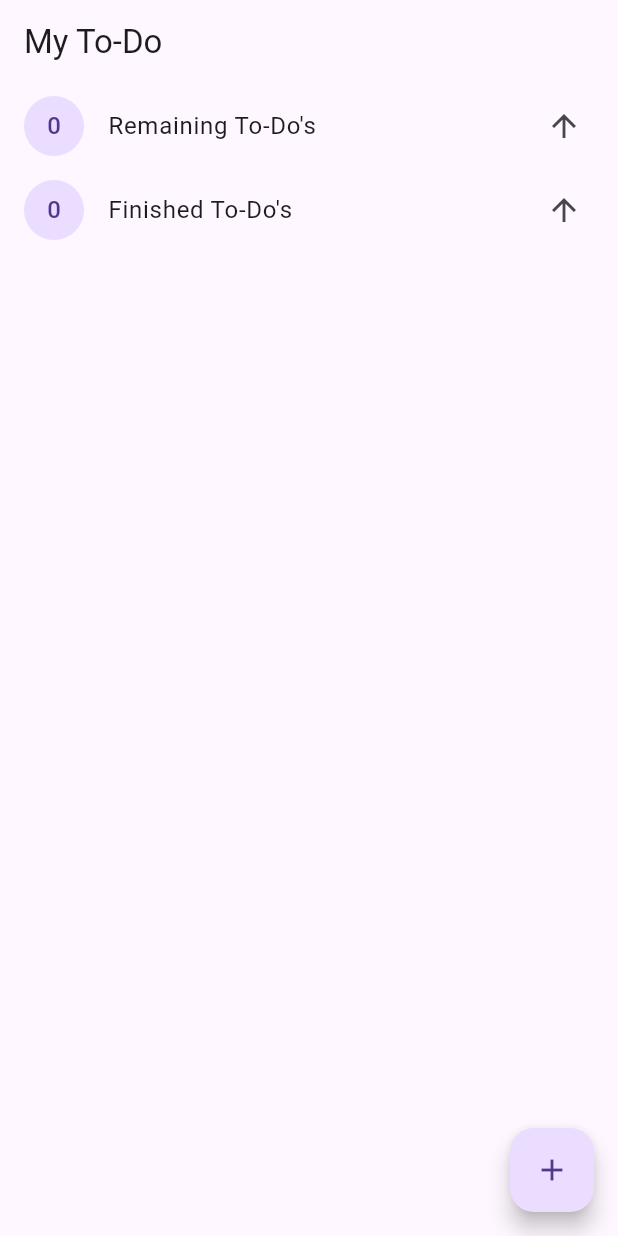
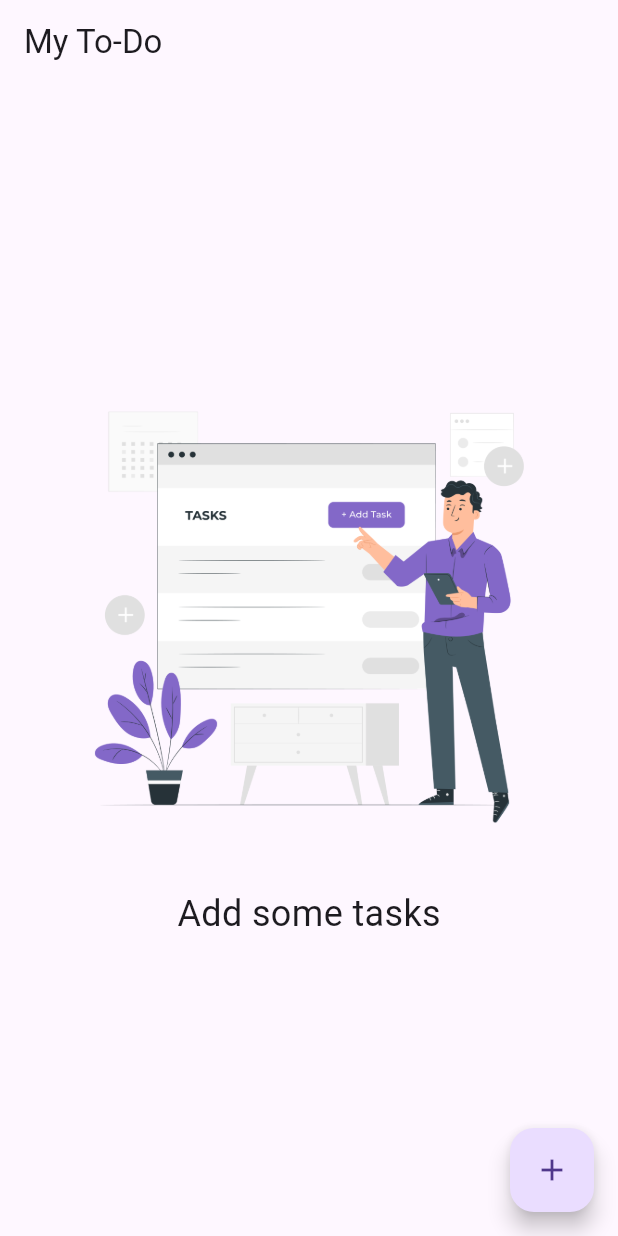
Before and after one commit to chauhan2b/todo_app, a Flutter app: the screen it shows after launch, on a phone screen of 412 x 824 dp. Run offline on Flutter 3.47's test engine with Material 2 defaults, Android fonts, the phone set to English and light mode, and no system bars; our stand-ins replace firebase_core, flutter_riverpod, go_router, rxdart; accounts and stored records are empty.

Commit message:
add new todo screen

```diff
--- a/lib/routing/go_router.dart
+++ b/lib/routing/go_router.dart
@@ -1,11 +1,10 @@
 import 'package:flutter_riverpod/flutter_riverpod.dart';
 import 'package:go_router/go_router.dart';
+import 'package:todo_app/screens/add_todo_screen.dart';
 
 import '../screens/home_screen.dart';
 
-enum AppRoute {
-  homeScreen,
-}
+enum AppRoute { homeScreen, addTodoScreen }
 
 final goRouterProvider = Provider<GoRouter>((ref) {
   return GoRouter(
@@ -15,6 +14,13 @@ final goRouterProvider = Provider<GoRouter>((ref) {
         name: AppRoute.homeScreen.name,
         path: '/home-screen',
         builder: (context, state) => const HomeScreen(),
+        routes: [
+          GoRoute(
+            name: AppRoute.addTodoScreen.name,
+            path: 'add-todo-screen',
+            builder: (context, state) => const AddTodoScreen(),
+          ),
+        ],
       )
     ],
   );
--- a/lib/screens/home_screen.dart
+++ b/lib/screens/home_screen.dart
@@ -1,7 +1,8 @@
 import 'package:flutter/material.dart';
 import 'package:flutter_riverpod/flutter_riverpod.dart';
-import 'package:todo_app/controllers/todo_controller.dart';
+import 'package:go_router/go_router.dart';
 import 'package:todo_app/respositories/todo_repository.dart';
+import 'package:todo_app/routing/go_router.dart';
 
 import '../widgets/todo_list_view.dart';
 
@@ -24,7 +25,7 @@ class _HomeScreenState extends ConsumerState<HomeScreen> {
       body: TodoListView(todos: todos),
       floatingActionButton: FloatingActionButton(
         onPressed: () {
-          ref.read(todoControllerProvider).addTodo('good then');
+          context.goNamed(AppRoute.addTodoScreen.name);
         },
         child: const Icon(Icons.add),
       ),
--- a/lib/widgets/todo_list_view.dart
+++ b/lib/widgets/todo_list_view.dart
@@ -19,13 +19,34 @@ class TodoListView extends ConsumerStatefulWidget {
 class _TodoListViewState extends ConsumerState<TodoListView> {
   bool isUnfinishedVisible = true;
   bool isFinishedVisible = true;
+
   @override
   Widget build(BuildContext context) {
+    final size = MediaQuery.of(context).size;
     final unfinishedTodos =
         widget.todos.where((todo) => !todo.completed).toList();
     final finishedTodos = widget.todos.where((todo) => todo.completed).toList();
 
-    return ListView.builder(
+    return widget.todos.isEmpty
+        ? Column(
+            mainAxisAlignment: MainAxisAlignment.center,
+            children: [
+              Center(
+                child: Image.asset(
+                  'assets/add-tasks.png',
+                  width: size.width * 0.75,
+                ),
+              ),
+              const SizedBox(
+                height: 30,
+              ),
+              const Text(
+                'Add some tasks',
+                style: TextStyle(fontSize: 24.0),
+              ),
+            ],
+          )
+        : ListView.builder(
             itemCount: widget.todos.length + 2,
             itemBuilder: (context, index) {
               if (index == 0) {
@@ -92,7 +113,8 @@ class _TodoListViewState extends ConsumerState<TodoListView> {
                     ),
                     title: Text(
                       finishedTodos[i].title,
-                style: const TextStyle(decoration: TextDecoration.lineThrough),
+                      style: const TextStyle(
+                          decoration: TextDecoration.lineThrough),
                     ),
                   ),
                 );
--- a/pubspec.yaml
+++ b/pubspec.yaml
@@ -23,3 +23,5 @@ dev_dependencies:
 
 flutter:
   uses-material-design: true
+  assets:
+    - assets/add-tasks.png
```
Also changed, not shown: lib/screens/add_todo_screen.dart (added, +52 -0 lines), assets/add-tasks.png (added). Lines whose indentation alone changed are shown as unchanged.
